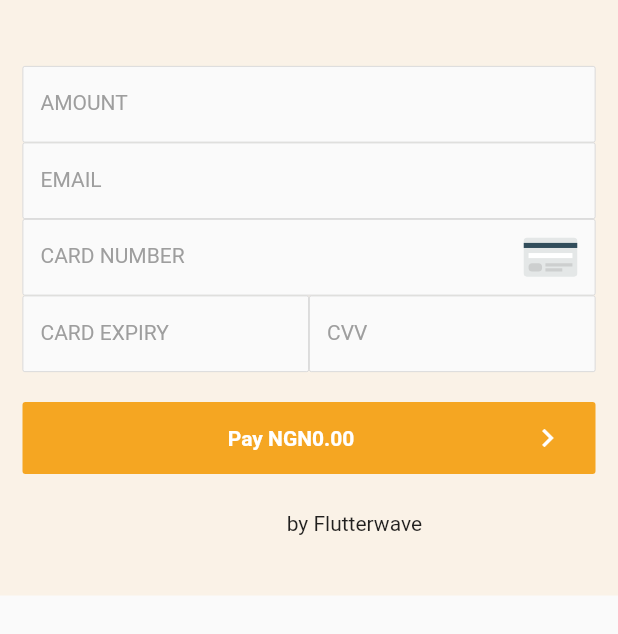
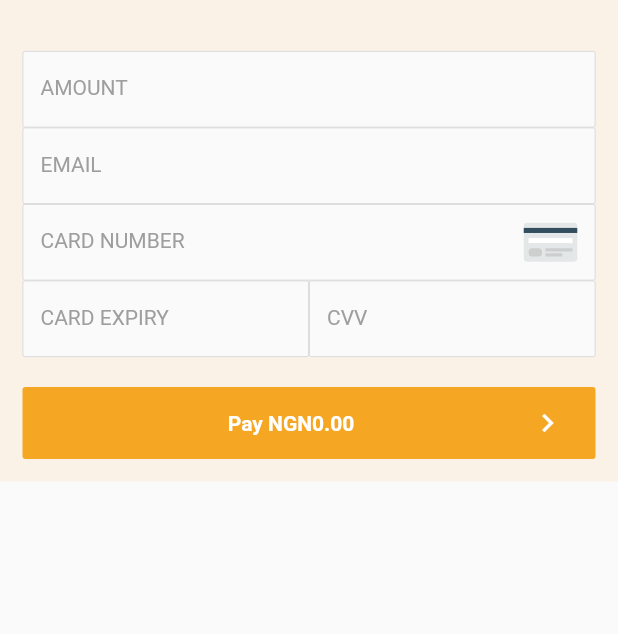
Before and after one commit to wilburx9/rave_flutter, a Flutter app: the CardPaymentWidget widget shown alone on an empty page, opened directly with empty values, on a phone screen of 412 x 824 dp. Shown: the top 634 px of the screen. Run offline on Flutter 3.47's test engine with Material 2 defaults, Android fonts, the light colour scheme and no system bars; our stand-ins replace flutter_svg.

Commit message:
UI changes

```diff
--- a/lib/src/widgets/payment/pages/base_payment_page.dart
+++ b/lib/src/widgets/payment/pages/base_payment_page.dart
@@ -1,5 +1,4 @@
 import 'package:flutter/material.dart';
-import 'package:flutter_svg/flutter_svg.dart';
 import 'package:rave_flutter/src/common/my_colors.dart';
 import 'package:rave_flutter/src/common/rave_pay_initializer.dart';
 import 'package:rave_flutter/src/common/rave_utils.dart';
@@ -70,9 +69,10 @@ abstract class BasePaymentPageState<T extends BasePaymentPage> extends State<T>
         position: _slideInTween.animate(_animation),
         child: SingleChildScrollView(
           child: DecoratedBox(
-            decoration: BoxDecoration(color: MyColors.buttercup.withOpacity(.09)),
+            decoration:
+                BoxDecoration(color: MyColors.buttercup.withOpacity(.09)),
             child: Padding(
-                padding: EdgeInsets.symmetric(vertical: 15, horizontal: 15),
+                padding: EdgeInsets.symmetric(horizontal: 15),
                 child: buildWidget(context)),
           ),
         ),
@@ -98,14 +98,15 @@ abstract class BasePaymentPageState<T extends BasePaymentPage> extends State<T>
           : EmailField(
               focusNode: _emailFocusNode,
               textInputAction: TextInputAction.next,
-              onFieldSubmitted: (value) => swapFocus(_emailFocusNode, getNextFocusNode()),
+              onFieldSubmitted: (value) =>
+                  swapFocus(_emailFocusNode, getNextFocusNode()),
               controller: _emailController,
               onSaved: (value) => payload.email = value)
     ];
 
     var payButton = Container(
       width: double.infinity,
-      margin: EdgeInsets.only(top: 20),
+      margin: EdgeInsets.only(top: 20, bottom: 15),
       child: FlatButton(
         onPressed: _validateInputs,
         color: MyColors.buttercup,
@@ -120,7 +121,8 @@ abstract class BasePaymentPageState<T extends BasePaymentPage> extends State<T>
                   duration: Duration(milliseconds: 300),
                   child: Text(
                     getPaymentText(),
-                    style: TextStyle(fontWeight: FontWeight.bold, color: Colors.white),
+                    style: TextStyle(
+                        fontWeight: FontWeight.bold, color: Colors.white),
                   ),
                 ),
                 alignment: Alignment.center,
@@ -129,24 +131,6 @@ abstract class BasePaymentPageState<T extends BasePaymentPage> extends State<T>
             Icon(Icons.keyboard_arrow_right, color: Colors.white)
           ],
         ),
-      ),
-    );
-
-    var creditsWidget = !showRaveCredits()
-        ? SizedBox()
-        : Container(
-            padding: EdgeInsets.symmetric(vertical: 25),
-            alignment: Alignment.center,
-            child: Row(
-              mainAxisAlignment: MainAxisAlignment.center,
-              crossAxisAlignment: CrossAxisAlignment.start,
-              children: <Widget>[
-                SvgPicture.asset(
-                  'assets/images/rave.svg',
-                  package: 'rave_flutter',
-                ),
-                Text(' by Flutterwave')
-              ],
       ),
     );
 
@@ -159,30 +143,33 @@ abstract class BasePaymentPageState<T extends BasePaymentPage> extends State<T>
         children: amountAndEmailFields
           ..insert(0, topWidget)
           ..addAll(buildLocalFields(data))
-          ..add(payButton)
-          ..add(creditsWidget),
+          ..add(payButton),
       ),
     );
   }
 
   Widget buildHeader() {
-    var amountText = ValidatorUtils.isAmountValid(widget.initializer.amount.toString())
+    var amountText =
+        ValidatorUtils.isAmountValid(widget.initializer.amount.toString())
             ? Flexible(
                 child: RichText(
                 text: TextSpan(
                   text: '${widget.initializer.currency} '.toUpperCase(),
                   style: TextStyle(
-                    fontSize: 12, color: Colors.grey[800], fontWeight: FontWeight.w600),
+                      fontSize: 12,
+                      color: Colors.grey[800],
+                      fontWeight: FontWeight.w600),
                   children: <TextSpan>[
                     TextSpan(
                       text: RaveUtils.formatAmount(
                         widget.initializer.amount,
                       ),
                       style: TextStyle(
-                      fontSize: 18,
+                        fontSize: 20,
                       ),
-                  )
-                ]),
+                    ),
+                  ],
+                ),
               ))
             : SizedBox();
 
@@ -190,12 +177,12 @@ abstract class BasePaymentPageState<T extends BasePaymentPage> extends State<T>
       widget.initializer.email,
       maxLines: 1,
       overflow: TextOverflow.ellipsis,
-      style:
-          TextStyle(color: Colors.grey[700], fontSize: 12, fontWeight: FontWeight.w600),
+      style: TextStyle(
+          color: Colors.grey[700], fontSize: 12, fontWeight: FontWeight.w600),
     );
 
     return Padding(
-      padding: const EdgeInsets.only(bottom: 15),
+      padding: const EdgeInsets.only(bottom: 10),
       child: Row(
         mainAxisAlignment: MainAxisAlignment.spaceBetween,
         children: <Widget>[
@@ -217,14 +204,13 @@ abstract class BasePaymentPageState<T extends BasePaymentPage> extends State<T>
     }
   }
 
-  bool showRaveCredits() => false;
-
   bool showEmailField() => true;
 
   List<Widget> buildLocalFields([data]);
 
   String getPaymentText() {
-    if (widget.initializer.amount == null || widget.initializer.amount.isNegative) {
+    if (widget.initializer.amount == null ||
+        widget.initializer.amount.isNegative) {
       return Strings.pay;
     }
 
@@ -244,13 +230,18 @@ abstract class BasePaymentPageState<T extends BasePaymentPage> extends State<T>
 
   onFormValidated();
 
-  void _updateAmount() =>
-      setState(() => widget.initializer.amount = double.tryParse(_amountController.text));
+  void _updateAmount() => setState(() =>
+      widget.initializer.amount = double.tryParse(_amountController.text));
 
-  void _updateEmail() => setState(() => widget.initializer.email = _emailController.text);
+  void _updateEmail() =>
+      setState(() => widget.initializer.email = _emailController.text);
 
   Widget buildWidget(BuildContext context) => Column(
-        children: <Widget>[buildHeader(), buildMainFields()],
+        children: <Widget>[
+          SizedBox(height: 10),
+          buildHeader(),
+          buildMainFields(),
+        ],
       );
 
   FocusNode getNextFocusNode();
@@ -258,6 +249,4 @@ abstract class BasePaymentPageState<T extends BasePaymentPage> extends State<T>
   Widget buildTopWidget() => SizedBox();
 
   bool get autoValidate => _autoValidate;
-
-
 }
--- a/lib/src/widgets/payment/pages/card_payment_widget.dart
+++ b/lib/src/widgets/payment/pages/card_payment_widget.dart
@@ -94,8 +94,5 @@ class _CardPaymentWidgetState extends BasePaymentPageState<CardPaymentWidget> {
   }
 
   @override
-  bool showRaveCredits() => true;
-
-  @override
   FocusNode getNextFocusNode() => _numberFocusNode;
 }
```
Also changed, not shown: lib/src/widgets/custom_dialog.dart (+3 -55 lines), lib/src/widgets/payment/rave_pay_widget.dart (+65 -42 lines), 1 other file. Lines whose indentation alone changed are shown as unchanged.
